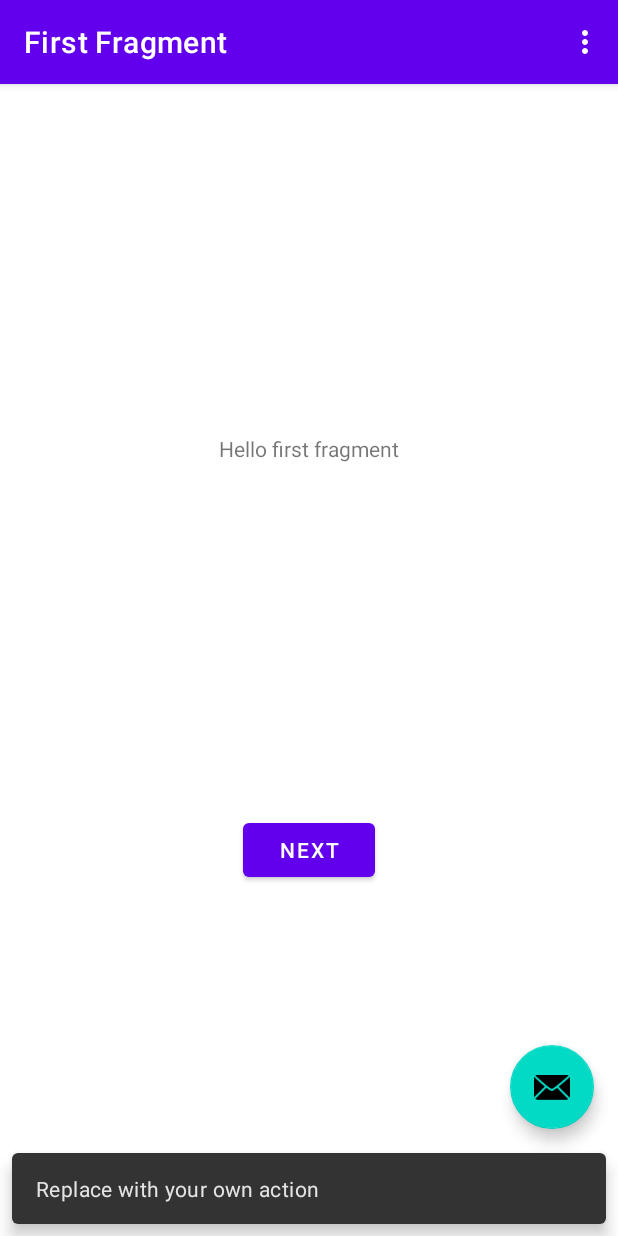
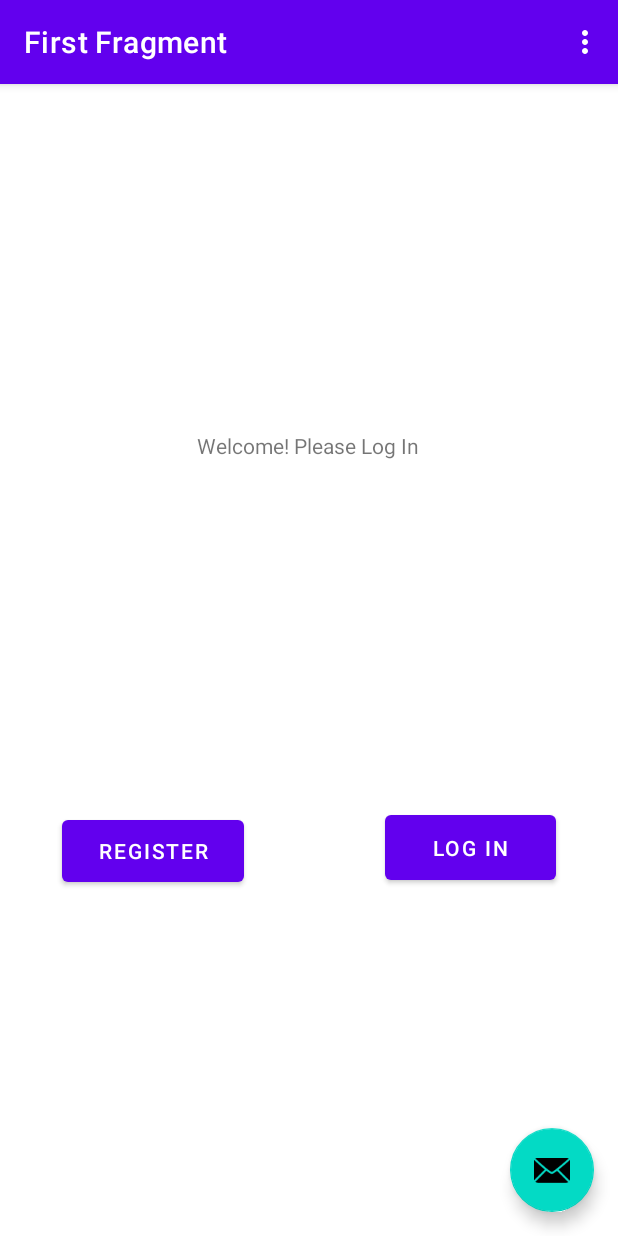
Before and after one commit to 7kevin49/CrujientePenguins, an Android app: the screen it shows after launch (MainActivity), after a tap on an icon or button, on a phone screen of 412 x 824 dp. Run offline under Robolectric (Android 15) with nearby library versions, the phone set to English and light mode, and no system bars; our stand-ins replace navigation-ui; 1 statement that could not run was skipped.

Commit message:
Working Login POST
also some UI xml changes....

```diff
--- a/app/app/src/main/AndroidManifest.xml
+++ b/app/app/src/main/AndroidManifest.xml
@@ -10,7 +10,9 @@
         android:label="@string/app_name"
         android:roundIcon="@mipmap/ic_launcher_round"
         android:supportsRtl="true"
-        android:theme="@style/Theme.CrujientePenguins">
+        android:theme="@style/Theme.CrujientePenguins"
+        android:usesCleartextTraffic="true"
+        >
         <activity
             android:name=".MainActivity"
             android:exported="true"
--- a/app/app/src/main/java/com/example/crujientepenguins/LoginProfile.java
+++ b/app/app/src/main/java/com/example/crujientepenguins/LoginProfile.java
@@ -5,8 +5,8 @@ import com.google.gson.Gson;
 
 public class LoginProfile {
 
-    @SerializedName("user")
-    private String user_id;
+    @SerializedName("username")
+    private String username;
 
     @SerializedName("password")
     private String password;
@@ -20,7 +20,7 @@ public class LoginProfile {
 //        private String token;
 
     public LoginProfile(String user, String password){
-        this.user_id = user;
+        this.username = user;
         this.password = password;
         this.gson = new Gson();
 //        this.points = points;
@@ -30,4 +30,28 @@ public class LoginProfile {
     public String getJson() {
         return gson.toJson(this);
     }
+
+    public String getUsername() {
+        return username;
+    }
+
+    public void setUsername(String username) {
+        this.username = username;
+    }
+
+    public String getPassword() {
+        return password;
+    }
+
+    public void setPassword(String password) {
+        this.password = password;
+    }
+
+    public Gson getGson() {
+        return gson;
+    }
+
+    public void setGson(Gson gson) {
+        this.gson = gson;
+    }
 }
--- a/app/app/src/main/java/com/example/crujientepenguins/MainActivity.java
+++ b/app/app/src/main/java/com/example/crujientepenguins/MainActivity.java
@@ -25,6 +25,8 @@ import android.widget.Toast;
 import retrofit2.Call;
 import retrofit2.Callback;
 import retrofit2.Response;
+import retrofit2.Retrofit;
+import retrofit2.converter.gson.GsonConverterFactory;
 
 
 public class MainActivity extends AppCompatActivity {
@@ -32,15 +34,12 @@ public class MainActivity extends AppCompatActivity {
     private AppBarConfiguration appBarConfiguration;
     private ActivityMainBinding binding;
 
+    private LoginToken sessionToken;
+
     private LoginProfile login = new LoginProfile("test", "test");
 
     private UserService service;
-
-
-
 //    private UserRepo repo = new UserRepo()
-
-
     @Override
     protected void onCreate(Bundle savedInstanceState) {
         super.onCreate(savedInstanceState);
@@ -57,8 +56,7 @@ public class MainActivity extends AppCompatActivity {
         binding.fab.setOnClickListener(new View.OnClickListener() {
             @Override
             public void onClick(View view) {
-                Snackbar.make(view, "Replace with your own action", Snackbar.LENGTH_LONG)
-                        .setAction("Action", null).show();
+                hitApiCall();
             }
         });
     }
@@ -76,7 +74,7 @@ public class MainActivity extends AppCompatActivity {
         // automatically handle clicks on the Home/Up button, so long
         // as you specify a parent activity in AndroidManifest.xml.
         int id = item.getItemId();
-        hitApiCall();
+
 
         //noinspection SimplifiableIfStatement
 
@@ -95,17 +93,23 @@ public class MainActivity extends AppCompatActivity {
     }
 
     private void hitApiCall() {
-        service = RetrofitClient.getRetrofitInstance().create(UserService.class);
-        Call<LoginProfile> call = service.getUserToken(login.getJson());
-        call.enqueue(new Callback<LoginProfile>() {
+        Retrofit retrofit = new retrofit2.Retrofit.Builder()
+                .baseUrl("http://10.0.2.2:5000/")
+                .addConverterFactory(GsonConverterFactory.create())
+                .build();
+        service = retrofit.create(UserService.class);
+        Call<LoginToken> call = service.getUserToken(login);
+        call.enqueue(new Callback<LoginToken>() {
             @Override
             public void onResponse
-                    (@NonNull Call < LoginProfile > call, @NonNull Response < LoginProfile > response){
-                LoginProfile login = response.body();
+                    (@NonNull Call <LoginToken> call, @NonNull Response <LoginToken> response){
+                sessionToken = response.body();
+                System.out.println(sessionToken.getToken());
+                Toast.makeText(getApplicationContext(), "Logged In", Toast.LENGTH_SHORT).show();
             }
 
             @Override
-            public void onFailure (@NonNull Call < LoginProfile > call, @NonNull Throwable t){
+            public void onFailure (@NonNull Call <LoginToken> call, @NonNull Throwable t){
 //                progressDialog.dismiss();
                 Toast.makeText(getApplicationContext(), "Failed", Toast.LENGTH_SHORT).show();
             }
--- a/app/app/src/main/java/com/example/crujientepenguins/UserService.java
+++ b/app/app/src/main/java/com/example/crujientepenguins/UserService.java
@@ -10,5 +10,5 @@ import retrofit2.http.Path;
 
 public interface UserService {
     @POST("/api/v1/login")
-    Call<LoginProfile> getUserToken(@Body String json);
+    Call<LoginToken> getUserToken(@Body LoginProfile json);
 }
--- a/app/app/src/main/res/layout/fragment_first.xml
+++ b/app/app/src/main/res/layout/fragment_first.xml
@@ -10,19 +10,36 @@
         android:id="@+id/textview_first"
         android:layout_width="wrap_content"
         android:layout_height="wrap_content"
-        android:text="@string/hello_first_fragment"
+        android:text="@string/welcome"
         app:layout_constraintBottom_toTopOf="@id/button_first"
         app:layout_constraintEnd_toEndOf="parent"
+        app:layout_constraintHorizontal_bias="0.498"
         app:layout_constraintStart_toStartOf="parent"
         app:layout_constraintTop_toTopOf="parent" />
 
     <Button
         android:id="@+id/button_first"
-        android:layout_width="wrap_content"
-        android:layout_height="wrap_content"
-        android:text="@string/next"
+        android:layout_width="114dp"
+        android:layout_height="55dp"
+        android:layout_marginStart="53dp"
+        android:text="@string/login"
         app:layout_constraintBottom_toBottomOf="parent"
         app:layout_constraintEnd_toEndOf="parent"
+        app:layout_constraintHorizontal_bias="0.5"
+        app:layout_constraintStart_toEndOf="@+id/button_first2"
+        app:layout_constraintTop_toBottomOf="@+id/textview_first" />
+
+    <Button
+        android:id="@+id/button_first2"
+        android:layout_width="121dp"
+        android:layout_height="53dp"
+        android:layout_weight=".50"
+        android:text="register"
+        app:layout_constraintBottom_toBottomOf="parent"
+        app:layout_constraintEnd_toEndOf="parent"
+        app:layout_constraintEnd_toStartOf="@+id/button_first"
+        app:layout_constraintHorizontal_bias="0.5"
         app:layout_constraintStart_toStartOf="parent"
-        app:layout_constraintTop_toBottomOf="@id/textview_first" />
+        app:layout_constraintTop_toBottomOf="@+id/textview_first"
+        app:layout_constraintVertical_bias="0.504" />
 </androidx.constraintlayout.widget.ConstraintLayout>
--- a/app/app/src/main/res/navigation/nav_graph.xml
+++ b/app/app/src/main/res/navigation/nav_graph.xml
@@ -7,6 +7,16 @@
 
     <fragment
         android:id="@+id/FirstFragment"
+        android:name="com.example.crujientepenguins.FirstFragment"
+        android:label="@string/first_fragment_label"
+        tools:layout="@layout/fragment_first">
+
+        <action
+            android:id="@+id/action_FirstFragment_to_SecondFragment"
+            app:destination="@id/SecondFragment" />
+    </fragment>
+    <fragment
+        android:id="@+id/firstFragment"
         android:name="com.example.crujientepenguins.FirstFragment"
         android:label="@string/first_fragment_label"
         tools:layout="@layout/fragment_first">
--- a/app/app/src/main/res/values/strings.xml
+++ b/app/app/src/main/res/values/strings.xml
@@ -6,7 +6,12 @@
     <string name="second_fragment_label">Second Fragment</string>
     <string name="next">Next</string>
     <string name="previous">Previous</string>
+    <string name="login">Log In</string>
+<!--    <String name="registerbtn">Register</String>-->
 
     <string name="hello_first_fragment">Hello first fragment</string>
     <string name="hello_second_fragment">Hello second fragment. Arg: %1$s</string>
+    <string name="welcome">Welcome! Please Log In</string>
+    <string name="register">Please register with a username and password:</string>
+<!--    <string name=""-->
 </resources>
```
Also changed, not shown: app/app/src/main/java/com/example/crujientepenguins/LoginToken.java (added, +20 -0 lines), app/app/src/main/java/com/example/crujientepenguins/UserProfile.java (+29 -7 lines), app/app/src/main/java/com/example/crujientepenguins/UserRepo.java (+4 -4 lines), app/app/src/main/res/layout/fragment_second.xml (+13 -10 lines).
